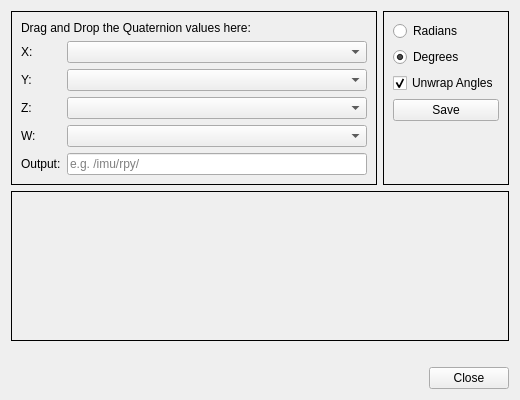
The window that toolbox_quaternion/quaternion_dialog.ui (PlotJuggler/pj-official-plugins) describes before a commit, drawn with Qt 5.
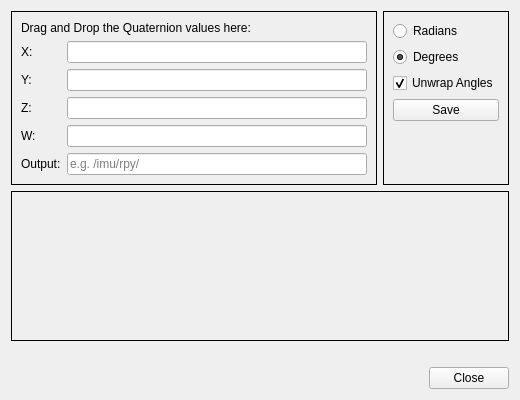
The same window after the commit.

Commit message:
refactor(quaternion): replace combo boxes with read-only line edits for drag-drop input
Switch X/Y/Z/W field selectors from QComboBox to read-only QLineEdit,
matching the PJ 3.x interaction model where fields are set via drag-drop
rather than a dropdown list. Update test mock to provide topic catalog
for field lookup.

What changed in the file:
```diff
--- a/toolbox_quaternion/quaternion_dialog.ui
+++ b/toolbox_quaternion/quaternion_dialog.ui
@@ -21,13 +21,13 @@
         <item>
          <layout class="QFormLayout" name="formLayout">
           <item row="0" column="0"><widget class="QLabel"><property name="text"><string>X:</string></property></widget></item>
-          <item row="0" column="1"><widget class="QComboBox" name="input_x"><property name="minimumSize"><size><width>300</width><height>0</height></size></property></widget></item>
+          <item row="0" column="1"><widget class="QLineEdit" name="input_x"><property name="minimumSize"><size><width>300</width><height>0</height></size></property><property name="readOnly"><bool>true</bool></property></widget></item>
           <item row="1" column="0"><widget class="QLabel"><property name="text"><string>Y:</string></property></widget></item>
-          <item row="1" column="1"><widget class="QComboBox" name="input_y"><property name="minimumSize"><size><width>300</width><height>0</height></size></property></widget></item>
+          <item row="1" column="1"><widget class="QLineEdit" name="input_y"><property name="minimumSize"><size><width>300</width><height>0</height></size></property><property name="readOnly"><bool>true</bool></property></widget></item>
           <item row="2" column="0"><widget class="QLabel"><property name="text"><string>Z:</string></property></widget></item>
-          <item row="2" column="1"><widget class="QComboBox" name="input_z"><property name="minimumSize"><size><width>300</width><height>0</height></size></property></widget></item>
+          <item row="2" column="1"><widget class="QLineEdit" name="input_z"><property name="minimumSize"><size><width>300</width><height>0</height></size></property><property name="readOnly"><bool>true</bool></property></widget></item>
           <item row="3" column="0"><widget class="QLabel"><property name="text"><string>W:</string></property></widget></item>
-          <item row="3" column="1"><widget class="QComboBox" name="input_w"><property name="minimumSize"><size><width>300</width><height>0</height></size></property></widget></item>
+          <item row="3" column="1"><widget class="QLineEdit" name="input_w"><property name="minimumSize"><size><width>300</width><height>0</height></size></property><property name="readOnly"><bool>true</bool></property></widget></item>
           <item row="4" column="0"><widget class="QLabel"><property name="text"><string>Output:</string></property></widget></item>
           <item row="4" column="1"><widget class="QLineEdit" name="output_prefix"><property name="placeholderText"><string>e.g. /imu/rpy/</string></property></widget></item>
          </layout>
```
The commit also changes 2 other files.
